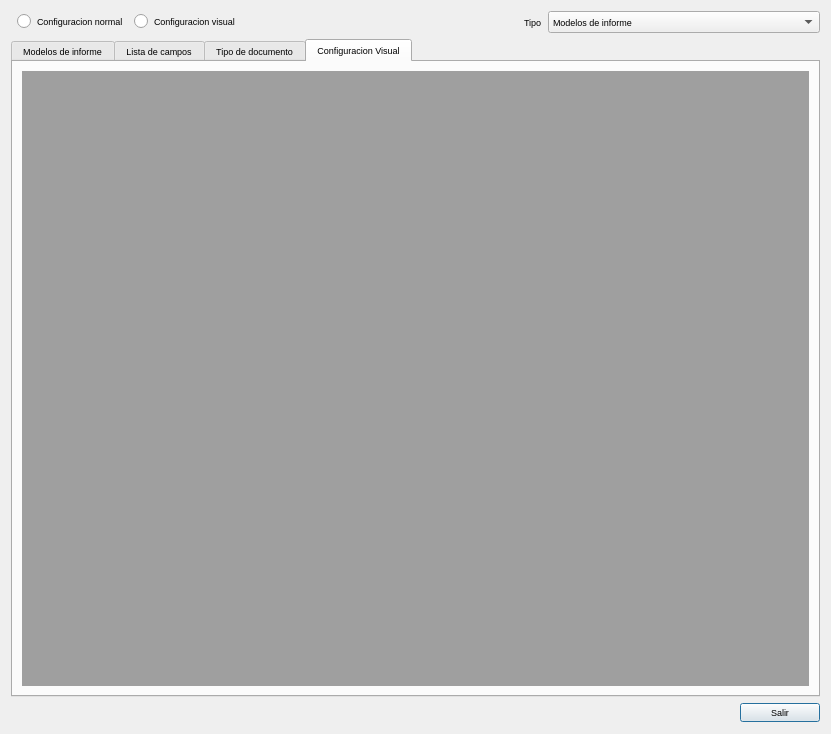
Old version of the form .Sincrono/report.ui in the repository kapyderi/recoverdrake-v3.
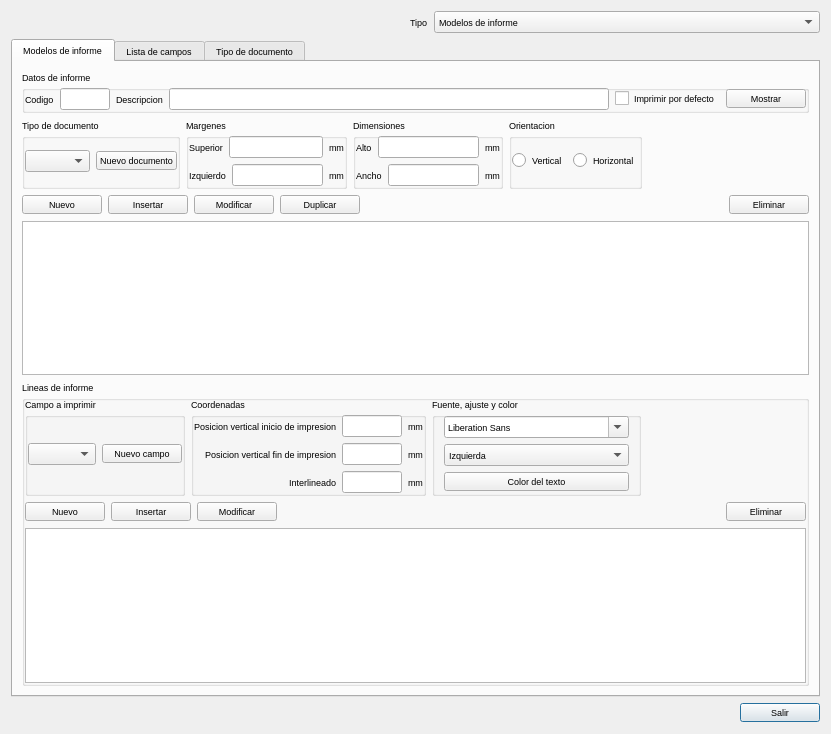
New version of the form. Icons and pictures are not drawn.

```diff
--- a/.Sincrono/report.ui
+++ b/.Sincrono/report.ui
@@ -23,14 +23,14 @@
     <normaloff>:/Imagenes/informe.png</normaloff>:/Imagenes/informe.png</iconset>
   </property>
   <layout class="QGridLayout" name="gridLayout_17">
-   <item row="0" column="4">
+   <item row="0" column="2">
     <widget class="QLabel" name="label_12">
      <property name="text">
       <string>Tipo</string>
      </property>
     </widget>
    </item>
-   <item row="2" column="0" colspan="6">
+   <item row="2" column="0" colspan="4">
     <layout class="QGridLayout" name="gridLayout_3">
      <item row="0" column="1">
       <widget class="QPushButton" name="pushButton_4">
@@ -70,10 +70,10 @@
      </item>
     </layout>
    </item>
-   <item row="1" column="0" colspan="6">
+   <item row="1" column="0" colspan="4">
     <widget class="QTabWidget" name="tabWidget">
      <property name="currentIndex">
-      <number>3</number>
+      <number>0</number>
      </property>
      <widget class="QWidget" name="tab">
       <attribute name="title">
@@ -1259,58 +1259,9 @@
        </item>
       </layout>
      </widget>
-     <widget class="QWidget" name="tab_2">
-      <attribute name="title">
-       <string>Configuracion Visual</string>
-      </attribute>
-      <layout class="QGridLayout" name="gridLayout_6">
-       <item row="0" column="0">
-        <widget class="QMdiArea" name="mdiArea"/>
-       </item>
-      </layout>
-     </widget>
-    </widget>
-   </item>
-   <item row="0" column="5">
-    <widget class="QComboBox" name="comboBox_3">
-     <property name="sizePolicy">
-      <sizepolicy hsizetype="Expanding" vsizetype="Fixed">
-       <horstretch>0</horstretch>
-       <verstretch>0</verstretch>
-      </sizepolicy>
-     </property>
-     <item>
-      <property name="text">
-       <string>Modelos de informe</string>
-      </property>
-     </item>
-     <item>
-      <property name="text">
-       <string>Lista de campos</string>
-      </property>
-     </item>
-     <item>
-      <property name="text">
-       <string>Tipo de documento</string>
-      </property>
-     </item>
     </widget>
    </item>
    <item row="0" column="1">
-    <widget class="QRadioButton" name="radioButton_3">
-     <property name="text">
-      <string>Configuracion normal</string>
-     </property>
-    </widget>
-   </item>
-   <item row="0" column="2">
-    <widget class="QRadioButton" name="radioButton_4">
-     <property name="text">
-      <string>Configuracion visual</string>
-     </property>
-    </widget>
-   </item>
-   <item row="0" column="3">
     <spacer name="horizontalSpacer_5">
      <property name="orientation">
       <enum>Qt::Horizontal</enum>
@@ -1323,6 +1274,31 @@
      </property>
     </spacer>
    </item>
+   <item row="0" column="3">
+    <widget class="QComboBox" name="comboBox_3">
+     <property name="sizePolicy">
+      <sizepolicy hsizetype="Expanding" vsizetype="Fixed">
+       <horstretch>0</horstretch>
+       <verstretch>0</verstretch>
+      </sizepolicy>
+     </property>
+     <item>
+      <property name="text">
+       <string>Modelos de informe</string>
+      </property>
+     </item>
+     <item>
+      <property name="text">
+       <string>Lista de campos</string>
+      </property>
+     </item>
+     <item>
+      <property name="text">
+       <string>Tipo de documento</string>
+      </property>
+     </item>
+    </widget>
+   </item>
   </layout>
  </widget>
  <resources>
```
